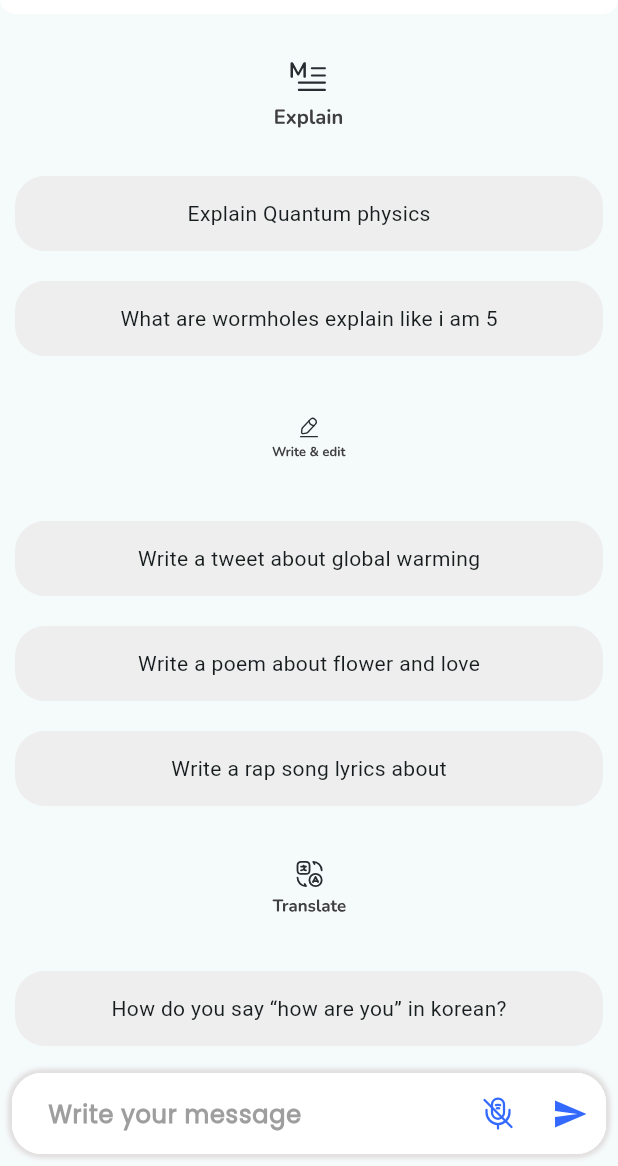
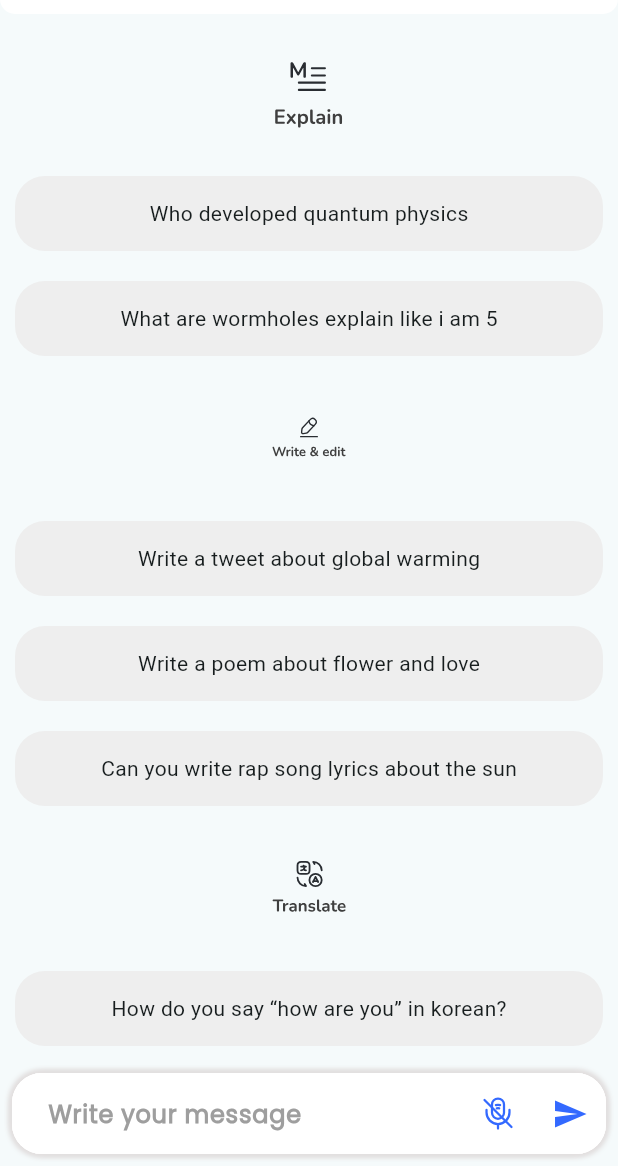
Before and after one commit to CodeBySubin/Ai-Chatbot, a Flutter app: the ChatPage screen opened by its route, on a phone screen of 412 x 824 dp, the part 70-1236 px from its top. Run offline on Flutter 3.47's test engine with Material 3 defaults, Android fonts, the light colour scheme and no system bars; our stand-ins replace flutter_svg, flutter_tts, fluttertoast, get, google_generative_ai, hive and 4 more; accounts and stored records are empty; statements that could not run were skipped; project files that could hold a hidden picture were left out.

Commit message:
new changes

```diff
--- a/lib/Screen/Widgets/prequestionWidget.dart
+++ b/lib/Screen/Widgets/prequestionWidget.dart
@@ -22,7 +22,7 @@ class QuestionItems extends StatelessWidget {
       DataItem(
         svgImagePath: "assets/image/explane.svg",
         strings: [
-          "Explain Quantum physics",
+          "Who developed quantum physics",
           "What are wormholes explain like i am 5",
         ],
       ),
@@ -31,7 +31,7 @@ class QuestionItems extends StatelessWidget {
         strings: [
           "Write a tweet about global warming",
           "Write a poem about flower and love",
-          "Write a rap song lyrics about"
+          "Can you write rap song lyrics about the sun"
         ],
       ),
       DataItem(
```
Also changed, not shown: 1 other file.
